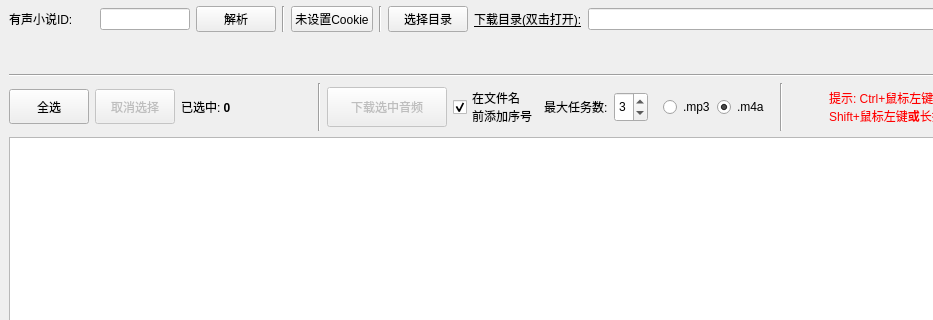
This is ui/mainwindow.ui in jing332/xmly-downloader-qt5 as Qt 5 draws it before an edit; both pictures show x 0 to 933 and y 0 to 320 of the 1089 by 700 pixel window. The edited form follows.
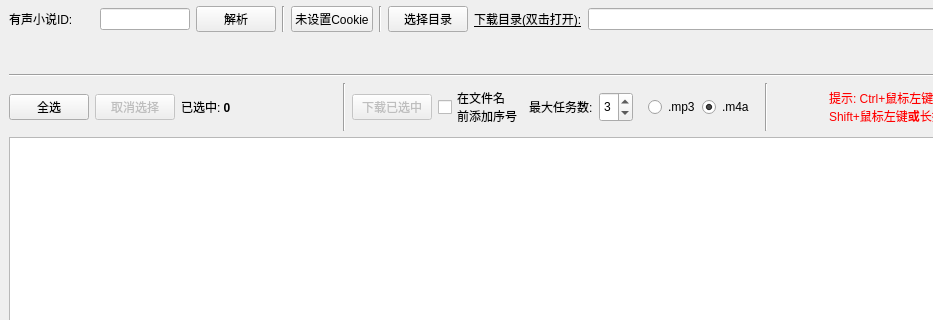
This is the edited form. Icons and pictures are not drawn.

```diff
--- a/ui/mainwindow.ui
+++ b/ui/mainwindow.ui
@@ -208,7 +208,7 @@
         <property name="minimumSize">
          <size>
           <width>80</width>
-          <height>35</height>
+          <height>0</height>
          </size>
         </property>
         <property name="toolTip">
@@ -227,7 +227,7 @@
         <property name="minimumSize">
          <size>
           <width>80</width>
-          <height>35</height>
+          <height>0</height>
          </size>
         </property>
         <property name="toolTip">
@@ -271,7 +271,7 @@
         </property>
        </widget>
       </item>
-      <item alignment="Qt::AlignHCenter">
+      <item>
        <widget class="QPushButton" name="startDownloadBtn">
         <property name="enabled">
          <bool>false</bool>
@@ -284,12 +284,12 @@
         </property>
         <property name="minimumSize">
          <size>
-          <width>120</width>
-          <height>40</height>
+          <width>0</width>
+          <height>0</height>
          </size>
         </property>
         <property name="text">
-         <string>下载选中音频</string>
+         <string>下载已选中</string>
         </property>
        </widget>
       </item>
@@ -299,8 +299,11 @@
          <string>在文件名
 前添加序号</string>
         </property>
+        <property name="checkable">
+         <bool>false</bool>
+        </property>
         <property name="checked">
-         <bool>true</bool>
+         <bool>false</bool>
         </property>
         <property name="tristate">
          <bool>false</bool>
```
